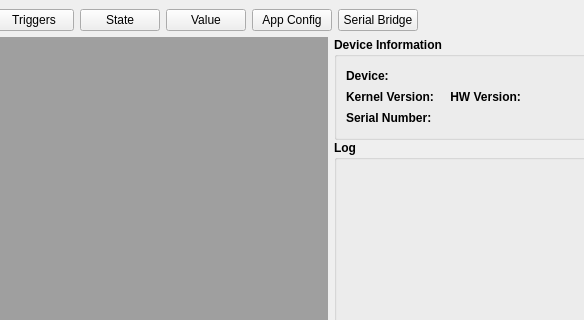
Before: the Qt Designer form pc/BusConfigurator/busManager/busDeviceWindow.ui in ChristianMarty/RoomBus, drawn with Qt 5; both pictures show x 273 to 857 and y 0 to 320 of the 1208 by 910 pixel window.
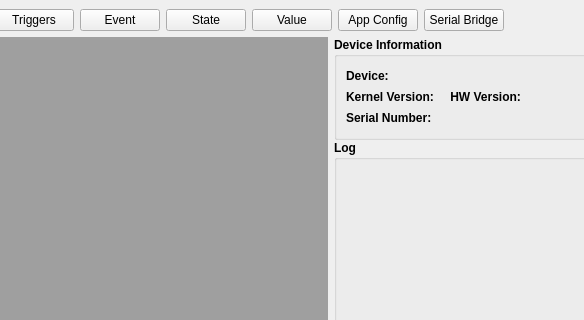
After: the same form once the commit is applied. Custom widgets are drawn as their Qt base class.

The edit to the form file:
```diff
--- a/pc/BusConfigurator/busManager/busDeviceWindow.ui
+++ b/pc/BusConfigurator/busManager/busDeviceWindow.ui
@@ -47,6 +47,13 @@
           </property>
          </widget>
         </item>
+        <item>
+         <widget class="QPushButton" name="pushButton_event">
+          <property name="text">
+           <string>Event</string>
+          </property>
+         </widget>
+        </item>
         <item>
          <widget class="QPushButton" name="stateButton">
           <property name="text">
```
